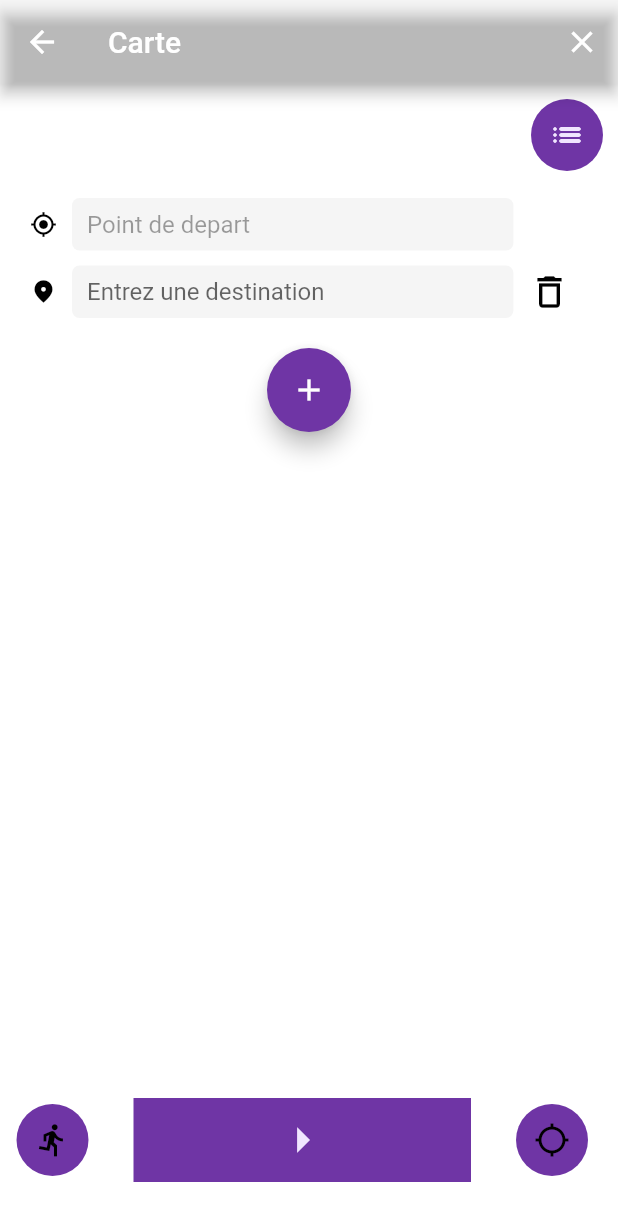
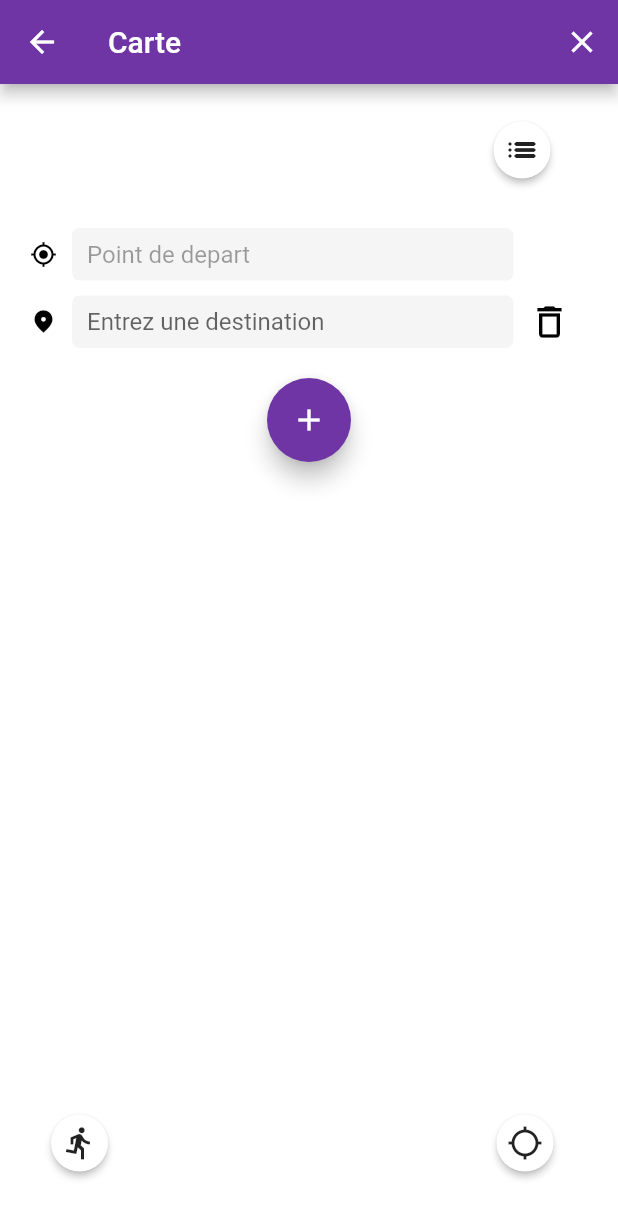
Before and after one commit to soni2261/Runex, a Flutter app: the Carte screen opened directly, after a tap on the "list" icon, on a phone screen of 412 x 824 dp. Shown: the top 1221 px of the screen. Run offline on Flutter 3.47's test engine with Material 2 defaults, Android fonts, the light colour scheme and no system bars; our stand-ins replace cloud_firestore, date_format, firebase_auth, firebase_core, firebase_storage, fl_chart and 7 more; accounts and stored records are empty.

Commit message:
changement boutons UI map

```diff
--- a/runex/lib/Screens/Carte/carte.dart
+++ b/runex/lib/Screens/Carte/carte.dart
@@ -1,5 +1,4 @@
 import 'package:flutter/material.dart';
-import 'package:geocoder/geocoder.dart';
 import 'package:google_maps_flutter/google_maps_flutter.dart';
 import 'package:runex/constants.dart';
 
@@ -9,8 +8,6 @@ import 'package:runex/components/rounded_text_button.dart';
 import 'package:runex/Screens/Carte/components/address_search.dart';
 import 'package:runex/Screens/Carte/components/place_service.dart';
 import 'package:uuid/uuid.dart';
-
-import 'package:geolocator/geolocator.dart';
 
 class Carte extends StatefulWidget {
   Carte({Key key, this.title}) : super(key: key);
@@ -40,7 +37,9 @@ class _CarteState extends State<Carte> {
   Icon _sportType = Icon(Icons.directions_run);
 
   List<Icon> _sportTypes = [
-    Icon(Icons.directions_run),
+    Icon(
+      Icons.directions_run,
+    ),
     Icon(Icons.directions_walk),
     Icon(Icons.directions_bike)
   ];
@@ -55,18 +54,18 @@ class _CarteState extends State<Carte> {
 
   //int _visibleDestinations = 1;
 
-  List<String> destinations = [];
-
-  List<Coordinates> endroits = [];
-
   @override
   Widget build(BuildContext context) {
+    List<String> destinations = [
+      '${_destinationController.text}'
+    ]; // -- liste des adresses
+
     return Scaffold(
       resizeToAvoidBottomInset: false,
-      resizeToAvoidBottomPadding: false,
+      // resizeToAvoidBottomPadding: false,
       appBar: AppBar(
         title: Text('Carte'),
-        backgroundColor: Colors.transparent,
+        backgroundColor: kPrimaryColor,
         actions: [
           IconButton(
               icon: Icon(Icons.close),
@@ -85,19 +84,16 @@ class _CarteState extends State<Carte> {
                 child: Container(),
               ),
               Padding(
-                padding: const EdgeInsets.all(10.0),
-                child: Ink(
-                  decoration: const ShapeDecoration(
-                    color: kPrimaryColor,
-                    shape: CircleBorder(),
-                  ),
-                  child: IconButton(
-                    icon: Icon(Icons.list_rounded),
-                    color: kPrimaryLightColor,
+                padding: const EdgeInsets.all(20.0),
+                child: RawMaterialButton(
                   onPressed: () {
                     _onModifyItiniraryPressed();
                   },
-                  ),
+                  elevation: 2.0,
+                  fillColor: Colors.white,
+                  child: Icon(Icons.list_rounded),
+                  padding: EdgeInsets.all(7.0),
+                  shape: CircleBorder(),
                 ),
               ),
             ],
@@ -179,10 +175,14 @@ class _CarteState extends State<Carte> {
               SizedBox(
                 width: 20,
               ),
-              startButton(),
-              SizedBox(
-                width: 20,
+              Expanded(
+                flex: 1,
+                child: Container(),
               ),
+              // startButton(),
+              // SizedBox(
+              //   width: 20,
+              // ),
               recenterButton(),
               SizedBox(
                 width: 10,
@@ -197,17 +197,6 @@ class _CarteState extends State<Carte> {
     );
   }
 
-  Future<void> convertirAdresseLatLng() async {
-    for (int i = 0; i < destinations.length; i++) {
-      final query = destinations[i];
-      var addresses = await Geocoder.local.findAddressesFromQuery(query);
-      var first = addresses.first;
-      endroits.add(first.coordinates);
-
-      print(endroits[0]);
-    }
-  }
-
   _search() async {
     final sessionToken = Uuid().v4();
     final Suggestion result = await showSearch(
@@ -215,12 +204,8 @@ class _CarteState extends State<Carte> {
     if (result != null) {
       setState(() {
         _destinationController.text = result.description;
+        //destinations.add(_destinationController.text);
         editEnabled = false;
-        destinations.add(_destinationController.text);
-
-        //print(destinations[0]);
-
-        convertirAdresseLatLng();
       });
     }
   }
@@ -282,39 +267,65 @@ class _CarteState extends State<Carte> {
   }
 
   Widget sportsButton() {
+    // return Padding(
+    //   padding: const EdgeInsets.all(10.0),
+    //   child: Ink(
+    //     decoration: const ShapeDecoration(
+    //       color: kPrimaryColor,
+    //       shape: CircleBorder(),
+    //     ),
+    //     child: IconButton(
+    //       onPressed: () {
+    //         changeSport();
+    //       },
+    //       icon: _sportType,
+    //       color: Colors.black,
+    //     ),
+    //   ),
+    // );
+
     return Padding(
-      padding: const EdgeInsets.all(10.0),
-      child: Ink(
-        decoration: const ShapeDecoration(
-          color: kPrimaryColor,
-          shape: CircleBorder(),
-        ),
-        child: IconButton(
+      padding: const EdgeInsets.all(8.0),
+      child: RawMaterialButton(
         onPressed: () {
           changeSport();
         },
-          icon: _sportType,
-          color: Colors.black,
-        ),
+        elevation: 2.0,
+        fillColor: Colors.white,
+        child: _sportType,
+        padding: EdgeInsets.all(7.0),
+        shape: CircleBorder(),
       ),
     );
   }
 
   Widget recenterButton() {
     return Padding(
-      padding: const EdgeInsets.all(10.0),
-      child: Ink(
-        decoration: const ShapeDecoration(
-          color: kPrimaryColor,
+      padding: const EdgeInsets.all(8.0),
+      child: RawMaterialButton(
+        onPressed: () {},
+        elevation: 2.0,
+        fillColor: Colors.white,
+        child: Icon(Icons.location_searching),
+        padding: EdgeInsets.all(7.0),
         shape: CircleBorder(),
       ),
-        child: IconButton(
-          onPressed: () {},
-          icon: Icon(Icons.location_searching),
-          color: Colors.black,
-        ),
-      ),
     );
+
+    // return Padding(
+    //   padding: const EdgeInsets.all(10.0),
+    //   child: Ink(
+    //     decoration: const ShapeDecoration(
+    //       color: kPrimaryColor,
+    //       shape: CircleBorder(),
+    //     ),
+    //     child: IconButton(
+    //       onPressed: () {},
+    //       icon: Icon(Icons.location_searching),
+    //       color: Colors.black,
+    //     ),
+    //   ),
+    // );
   }
 
   bool setItineraryVisible(bool itineraryIsVisible) {
--- a/runex/lib/Screens/Carte/map.dart
+++ b/runex/lib/Screens/Carte/map.dart
@@ -9,6 +9,7 @@ import 'package:runex/services/database.dart';
 import 'dart:async';
 import 'package:geolocator/geolocator.dart';
 import 'package:runex/requests/google_maps_requests.dart';
+import 'package:runex/Screens/Carte/carte.dart';
 
 class MapGoogle extends StatefulWidget {
   _MapGoogleState createState() => _MapGoogleState();
@@ -117,6 +118,7 @@ class _MapGoogleState extends State<MapGoogle> {
                       padding: EdgeInsets.all(7.0),
                       shape: CircleBorder(),
                     )),
+                    Carte(),
                 Container(
                   margin: EdgeInsets.only(bottom: 15),
                   child: Align(
--- a/runex/lib/navigation_bar.dart
+++ b/runex/lib/navigation_bar.dart
@@ -3,7 +3,6 @@ import 'package:provider/provider.dart';
 import 'package:runex/Screens/Communaute/challenges.dart';
 import 'package:runex/Screens/MonEspace/profil.dart';
 import 'package:runex/Screens/Carte/carte.dart';
-
 import 'Screens/Carte/map.dart';
 import 'components/theme.dart';
 import 'constants.dart';
```
Lines whose indentation alone changed are shown as unchanged.
